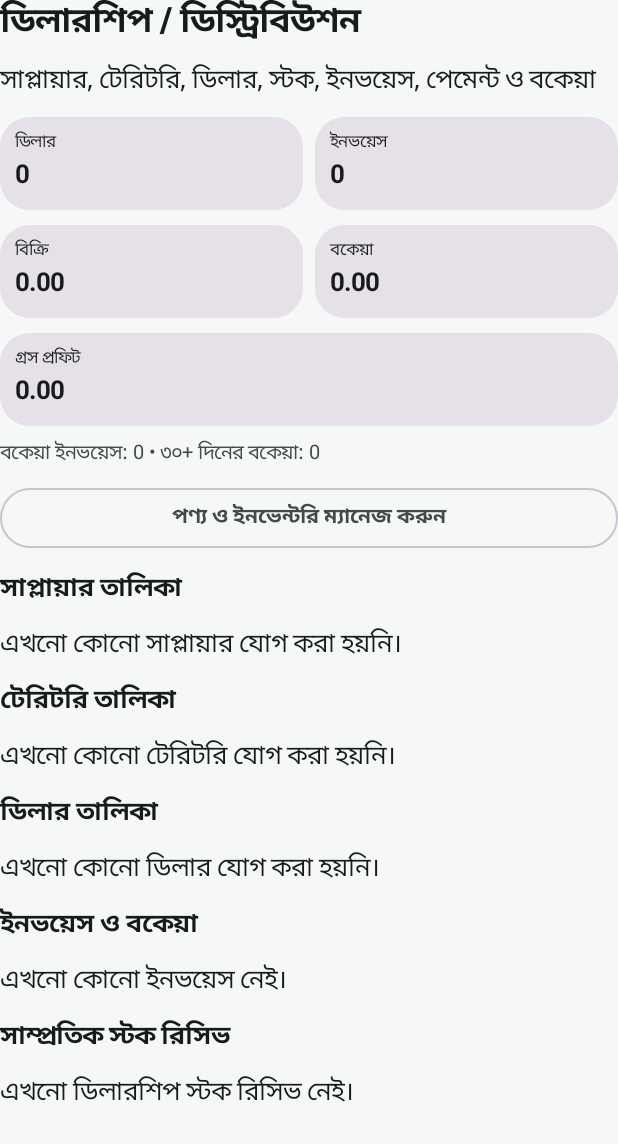
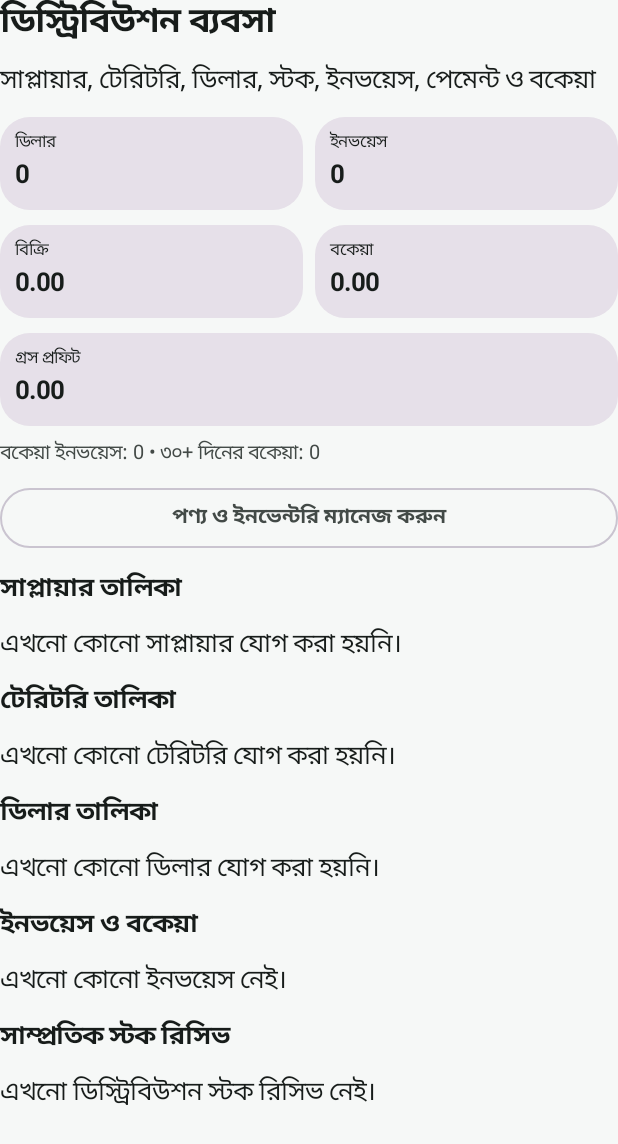
Before and after one commit to Uddinmezbah/Familykhata.Android_source, an Android app built with Jetpack Compose: the composable V15DealershipScreen called with empty values, on a phone screen of 412 x 824 dp. Shown: the top 1144 px of the screen. Run offline under Robolectric (Android 15) with nearby library versions, the light colour scheme and no system bars; our stand-ins replace Room's generated code; 3 statements that could not run were skipped.

Commit message:
rename dealership module to distribution business

```diff
--- a/app/src/main/java/com/familykhata/app/ui/V15Dealership.kt
+++ b/app/src/main/java/com/familykhata/app/ui/V15Dealership.kt
@@ -183,8 +183,8 @@ internal fun V15DealershipScreen(
     ) {
         Text(
             v15Text(
-                "ডিলারশিপ / ডিস্ট্রিবিউশন",
-                "Dealership / Distribution"
+                "ডিস্ট্রিবিউশন ব্যবসা",
+                "Distribution Business"
             ),
             style =
                 MaterialTheme.typography.headlineSmall,
@@ -877,8 +877,8 @@ internal fun V15DealershipScreen(
         if (receipts.isEmpty()) {
             Text(
                 v15Text(
-                    "এখনো ডিলারশিপ স্টক রিসিভ নেই।",
-                    "No dealership stock receipts yet."
+                    "এখনো ডিস্ট্রিবিউশন স্টক রিসিভ নেই।",
+                    "No distribution stock receipts yet."
                 )
             )
         }
```
Also changed, not shown: app/src/main/java/com/familykhata/app/ui/V15SettingsExtras.kt (+24 -6 lines).
